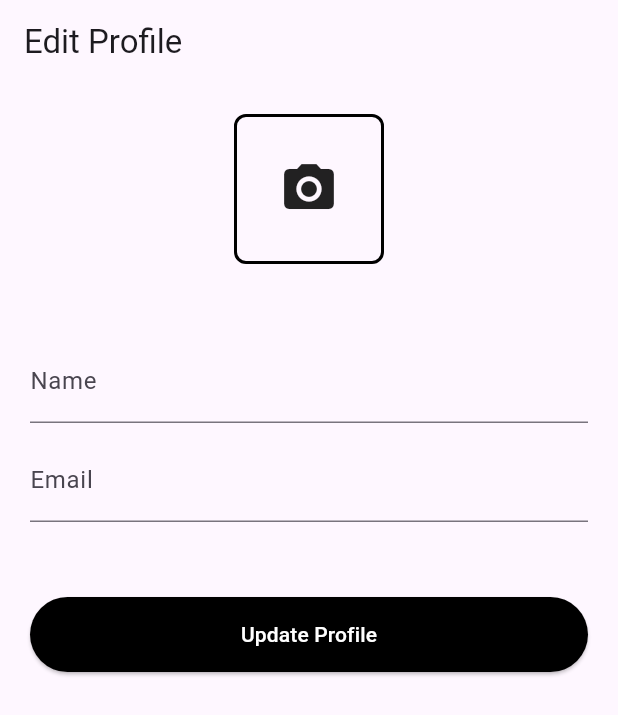
After one commit to pawanbhayde/homeconnect, a Flutter app: the ProfileScreen screen opened directly, after a tap on "Edit Profile", on a phone screen of 412 x 824 dp. The commit adds this screen. Shown: the top 715 px of the screen. Run offline on Flutter 3.47's test engine with Material 3 defaults, Android fonts, the phone set to English and light mode, and no system bars; our stand-ins replace carousel_slider, glass, google_sign_in, iconsax, image_picker, supabase_flutter; accounts and stored records are empty.

Commit message:
search Shelter Screen, Profile Screen, Edit Profile Screen added

```diff
--- /dev/null
+++ b/lib/pages/edit_profile.dart
@@ -0,0 +1,116 @@
+import 'dart:io';
+
+import 'package:flutter/material.dart';
+import 'package:helpus/pages/navigator.dart';
+import 'package:helpus/pages/profile_page.dart';
+import 'package:image_picker/image_picker.dart';
+
+class EditProfileScreen extends StatefulWidget {
+  @override
+  _EditProfileScreenState createState() => _EditProfileScreenState();
+}
+
+class _EditProfileScreenState extends State<EditProfileScreen> {
+  TextEditingController nameController = TextEditingController();
+  TextEditingController emailController = TextEditingController();
+  final ImagePicker _imagePicker = ImagePicker();
+  PickedFile? _pickedImage;
+
+  void _pickImage() async {
+    final pickedImage =
+        await _imagePicker.getImage(source: ImageSource.gallery);
+    setState(() {
+      _pickedImage = pickedImage;
+    });
+  }
+
+  @override
+  Widget build(BuildContext context) {
+    return MaterialApp(
+      home: Scaffold(
+        appBar: AppBar(
+          title: Text('Edit Profile'),
+        ),
+        body: Padding(
+          padding: EdgeInsets.all(20.0),
+          child: Column(
+            crossAxisAlignment: CrossAxisAlignment.center,
+            children: [
+              // Profile Picture
+              GestureDetector(
+                onTap: _pickImage,
+                child: Container(
+                  width: 100,
+                  height: 100,
+                  decoration: BoxDecoration(
+                    borderRadius: BorderRadius.circular(8.0),
+                    border: Border.all(
+                      color: Colors.black,
+                      width: 2.0,
+                    ),
+                  ),
+                  child: _pickedImage == null
+                      ? Center(
+                          child: Icon(
+                            Icons.camera_alt,
+                            size: 40.0,
+                          ),
+                        )
+                      : ClipRRect(
+                          borderRadius: BorderRadius.circular(8.0),
+                          child: Image.file(
+                            _pickedImage!.path as File,
+                            fit: BoxFit.cover,
+                          ),
+                        ),
+                ),
+              ),
+              SizedBox(height: 50.0),
+
+              // Name TextField
+              TextField(
+                controller: nameController,
+                decoration: InputDecoration(
+                  labelText: 'Name',
+                ),
+              ),
+              SizedBox(height: 10.0),
+
+              // Email TextField
+              TextField(
+                controller: emailController,
+                decoration: InputDecoration(
+                  labelText: 'Email',
+                ),
+              ),
+              SizedBox(height: 50.0),
+
+              // Update Profile Button
+              SizedBox(
+                width: double.infinity,
+                height: 50,
+                child: ElevatedButton(
+                  style: ElevatedButton.styleFrom(
+                    primary: Colors.black,
+                    onPrimary: Colors.white,
+                  ),
+                  onPressed: () {
+                    Navigator.push(
+                      context,
+                      MaterialPageRoute(
+                        builder: (context) {
+                          return MainNavigation();
+                        },
+                      ),
+                    );
+                  },
+                  child: Text('Update Profile'),
+                ),
+              ),
+            ],
+          ),
+        ),
+      ),
+    );
+  }
+}
--- /dev/null
+++ b/lib/pages/profile_page.dart
@@ -0,0 +1,183 @@
+import 'package:flutter/material.dart';
+import 'package:helpus/auth/authentication.dart';
+import 'package:helpus/pages/edit_profile.dart';
+import 'package:helpus/pages/splash_screen.dart';
+import 'package:iconsax/iconsax.dart';
+
+class ProfileScreen extends StatelessWidget {
+  const ProfileScreen({super.key});
+
+  @override
+  Widget build(BuildContext context) {
+    return Scaffold(
+      appBar: AppBar(
+        backgroundColor: const Color(0xffF3F2F5),
+        title: Image.asset(
+          'assets/images/helpus.png',
+          width: 80,
+        ),
+        centerTitle: true,
+        actions: [
+          Padding(
+            padding: const EdgeInsets.only(right: 10.0),
+            child: IconButton(
+              iconSize: 25,
+              onPressed: () async {
+                await Authentication.signOut(context);
+                // ignore: use_build_context_synchronously
+                Navigator.pushAndRemoveUntil(
+                    context,
+                    MaterialPageRoute(
+                      builder: (context) => const SplashScreen(),
+                    ),
+                    (route) => false);
+              },
+              icon: const Icon(Icons.logout_rounded, color: Colors.black),
+            ),
+          )
+        ],
+      ),
+      body: SingleChildScrollView(
+        child: SizedBox(
+          width: double.infinity,
+          child: Column(
+            children: [
+              Container(
+                width: double.infinity,
+                color: const Color(0xffF3F2F5),
+                child: Column(
+                  crossAxisAlignment: CrossAxisAlignment.center,
+                  children: [
+                    const SizedBox(height: 50),
+                    Container(
+                      width: 100,
+                      height: 100,
+                      decoration: BoxDecoration(
+                        borderRadius: BorderRadius.circular(8.0),
+                      ),
+                      child: ClipRRect(
+                        borderRadius: BorderRadius.circular(8.0),
+                        child: Image.asset(
+                          'assets/images/pofile.jpeg',
+                          fit: BoxFit.cover,
+                        ),
+                      ),
+                    ),
+                    const SizedBox(height: 15),
+                    const Text(
+                      'John Doe',
+                      style: TextStyle(
+                        fontSize: 22,
+                        fontWeight: FontWeight.bold,
+                        color: Colors.black,
+                      ),
+                    ),
+                    const SizedBox(height: 5),
+                    const Text(
+                      'johndoe@gmail.com',
+                      style: TextStyle(
+                        fontSize: 16,
+                        fontWeight: FontWeight.w400,
+                        color: Colors.black,
+                      ),
+                    ),
+                    const SizedBox(height: 10),
+                    ElevatedButton(
+                      onPressed: () {
+                        Navigator.push(
+                          context,
+                          MaterialPageRoute(
+                            builder: (context) {
+                              return EditProfileScreen();
+                            },
+                          ),
+                        );
+                      },
+                      style: ElevatedButton.styleFrom(
+                        side: const BorderSide(width: 1.0, color: Colors.black),
+                        primary: const Color(0xffF3F2F5),
+                        shape: RoundedRectangleBorder(
+                          borderRadius: BorderRadius.circular(8),
+                        ),
+                        minimumSize: const Size(100, 40),
+                      ),
+                      child: const Text('Edit Profile',
+                          style: TextStyle(
+                            color: Colors.black,
+                          )),
+                    ),
+                    const SizedBox(
+                      height: 20,
+                    ),
+                  ],
+                ),
+              ),
+              const Custom_Profile_Item(
+                title: 'Verification',
+                icon: Iconsax.verify,
+              ),
+              const Custom_Profile_Item(
+                title: 'Setting',
+                icon: Iconsax.setting,
+              ),
+              const Custom_Profile_Item(
+                title: 'Change Password',
+                icon: Iconsax.lock,
+              ),
+            ],
+          ),
+        ),
+      ),
+    );
+  }
+}
+
+class Custom_Profile_Item extends StatelessWidget {
+  const Custom_Profile_Item({
+    super.key,
+    required this.title,
+    required this.icon,
+  });
+  final String title;
+  final IconData icon;
+
+  @override
+  Widget build(BuildContext context) {
+    return Padding(
+      padding: const EdgeInsets.all(20.0),
+      child: Row(
+        children: [
+          Row(
+            children: [
+              Container(
+                width: 40,
+                height: 40,
+                decoration: BoxDecoration(
+                  borderRadius: BorderRadius.circular(8.0),
+                  color: const Color(0xffF3F2F5),
+                ),
+                child: Icon(
+                  icon,
+                  size: 20,
+                ),
+              ),
+              const SizedBox(width: 20),
+              Text(
+                title,
+                style: const TextStyle(
+                  fontSize: 16,
+                  color: Colors.black,
+                ),
+              ),
+            ],
+          ),
+          const Spacer(),
+          const Icon(
+            Iconsax.arrow_right_3,
+            size: 20,
+          ),
+        ],
+      ),
+    );
+  }
+}
--- a/lib/pages/signin.dart
+++ b/lib/pages/signin.dart
@@ -24,9 +24,10 @@ class _SignInPageState extends State<SignInPage> {
           color: Color(0xffFEB61D),
         ),
         child: Center(
+          child: SingleChildScrollView(
             child: Container(
               padding: const EdgeInsets.all(20.0),
-            height: MediaQuery.of(context).size.height * 0.6,
+              height: MediaQuery.of(context).size.height * 0.7,
               decoration: BoxDecoration(
                 borderRadius: BorderRadius.circular(20),
                 boxShadow: const [
@@ -193,7 +194,7 @@ class _SignInPageState extends State<SignInPage> {
                             width: 10,
                           ),
                           Text(
-                          "Sign Up with Google",
+                            "Sign In with Google",
                             style: TextStyle(
                               fontSize: 16,
                               fontWeight: FontWeight.w500,
@@ -209,6 +210,7 @@ class _SignInPageState extends State<SignInPage> {
             ),
           ),
         ),
+      ),
     );
   }
 }
--- a/lib/pages/signup.dart
+++ b/lib/pages/signup.dart
@@ -52,6 +52,7 @@ class _SignUpState extends State<SignUp> {
                   padding: EdgeInsets.all(20.0),
                   child: Text(
                     'Sign up with Email & Password',
+                    textAlign: TextAlign.center,
                     style: TextStyle(
                       fontSize: 22,
                       fontWeight: FontWeight.bold,
--- a/pubspec.yaml
+++ b/pubspec.yaml
@@ -41,6 +41,8 @@ dependencies:
   iconsax: ^0.0.8
   line_awesome_flutter: ^2.0.0
   animated_theme_switcher: ^2.0.10
+  image_picker: ^0.8.4+4
+  path_provider: ^2.1.2
 
 dev_dependencies:
   flutter_test:
```
Also changed, not shown: lib/pages/navigator.dart (+5 -3 lines), lib/pages/searchshelter.dart (+78 -48 lines), lib/themes.dart (deleted, +0 -20 lines), lib/widgets/textfield_widget.dart (deleted, +0 -58 lines), assets/images/pofile.jpeg (added), lib/main.dart (line endings or trailing spaces), pubspec.lock, 5 other files. Lines whose indentation alone changed are shown as unchanged.
